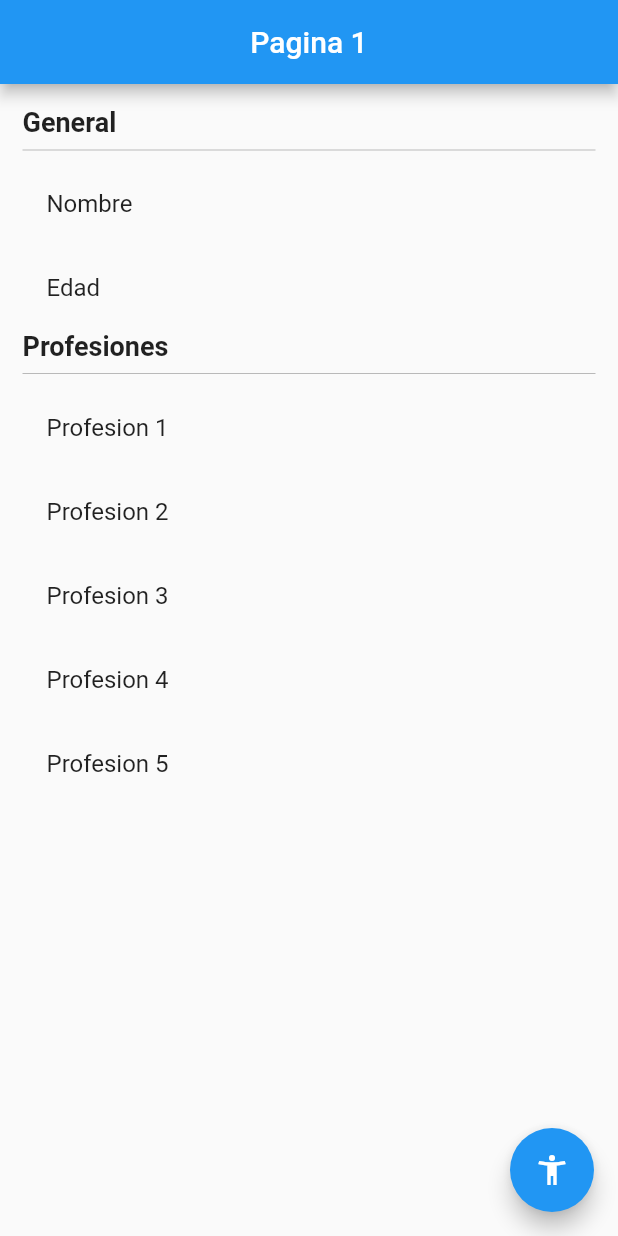
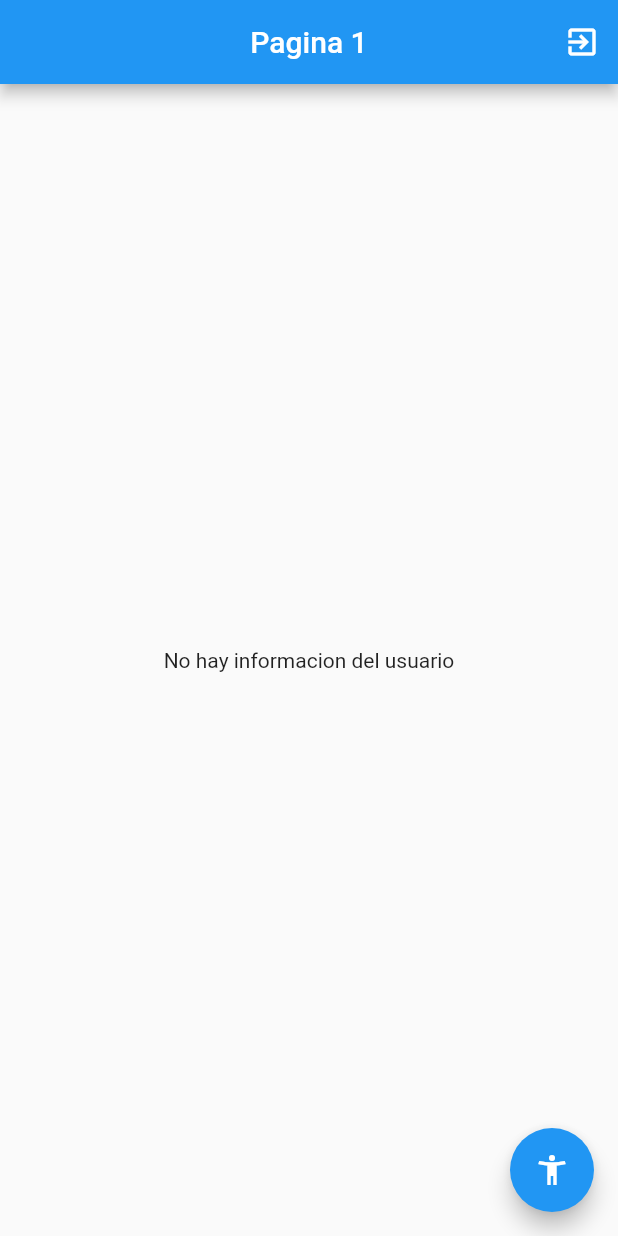
Before and after one commit to miguelhmp/flutterr_estados, a Flutter app: the screen it shows after launch, on a phone screen of 412 x 824 dp. Run offline on Flutter 3.47's test engine with Material 2 defaults, Android fonts, the phone set to English and light mode, and no system bars; our stand-ins replace flutter_bloc.

Commit message:
Fin Cubit

```diff
--- /dev/null
+++ b/lib/bloc/usuario/UsuarioCubit.dart
@@ -0,0 +1,34 @@
+import 'package:flutter_bloc/flutter_bloc.dart';
+import 'package:flutterr_estados/models/Usuario.dart';
+import 'package:meta/meta.dart';
+
+//importacion especial
+part 'UsuarioState.dart';
+
+class UsuarioCubit extends Cubit<UsuarioState> {
+  UsuarioCubit() : super(UsuarioInitial());
+
+  void seleccionarUsuario(Usuario user) {
+    emit(new UsuarioActivo(user));
+  }
+
+  void cambiarEdad(int edad) {
+    final currentState = state;
+    if (currentState is UsuarioActivo) {
+      final newUser = currentState.usuario.copyWith(edad: edad);
+      emit(UsuarioActivo(newUser));
+    }
+  }
+
+  void agregarProfesion(List<String> profesiones) {
+    final currentState = state;
+    if (currentState is UsuarioActivo) {
+      final newUser = currentState.usuario.copyWith(profesiones: profesiones);
+      emit(UsuarioActivo(newUser));
+    }
+  }
+
+  void borrarUsuario() {
+    emit(UsuarioInitial());
+  }
+}
--- /dev/null
+++ b/lib/bloc/usuario/UsuarioState.dart
@@ -0,0 +1,17 @@
+//Esta clase va a ser "parte" de mi "UsuarioCubit
+
+part of 'UsuarioCubit.dart';
+
+@immutable
+abstract class UsuarioState {}
+
+class UsuarioInitial extends UsuarioState {
+  final userExist = false;
+}
+
+class UsuarioActivo extends UsuarioState {
+  final userExist = true;
+  final Usuario usuario;
+
+  UsuarioActivo(this.usuario);
+}
--- a/lib/models/Usuario.dart
+++ b/lib/models/Usuario.dart
@@ -1,7 +1,15 @@
 class Usuario {
-  String nombre;
-  int edad;
-  List<String> profesiones;
+  final String nombre;
+  final int edad;
+  final List<String> profesiones;
 
   Usuario({this.nombre, this.edad, this.profesiones});
+
+  //copiar usuario
+  Usuario copyWith({String nombre, int edad, List<String> profesiones}) {
+    return Usuario(
+        nombre: nombre ?? this.nombre,
+        edad: edad ?? this.edad,
+        profesiones: profesiones ?? this.profesiones);
+  }
 }
--- a/lib/pages/Pagina1Page.dart
+++ b/lib/pages/Pagina1Page.dart
@@ -1,4 +1,7 @@
 import 'package:flutter/material.dart';
+import 'package:flutter_bloc/flutter_bloc.dart';
+import 'package:flutterr_estados/bloc/usuario/UsuarioCubit.dart';
+import 'package:flutterr_estados/models/Usuario.dart';
 
 class Pagina1Page extends StatelessWidget {
   @override
@@ -7,8 +10,16 @@ class Pagina1Page extends StatelessWidget {
       appBar: AppBar(
         title: Text('Pagina 1'),
         centerTitle: true,
+        actions: [
+          IconButton(
+            icon: Icon(Icons.exit_to_app),
+            onPressed: () {
+              context.read<UsuarioCubit>().borrarUsuario();
+            },
+          )
+        ],
       ),
-      body: InformacionUsuario(),
+      body: BodyScaffold(),
       floatingActionButton: FloatingActionButton(
         child: Icon(Icons.accessibility_new),
         onPressed: () => Navigator.pushNamed(context, 'pagina2'),
@@ -17,7 +28,37 @@ class Pagina1Page extends StatelessWidget {
   }
 }
 
+class BodyScaffold extends StatelessWidget {
+  @override
+  Widget build(BuildContext context) {
+    return BlocBuilder<UsuarioCubit, UsuarioState>(
+      builder: (_, state) {
+        print(state);
+        switch (state.runtimeType) {
+          case UsuarioInitial:
+            return Center(
+              child: Text('No hay informacion del usuario'),
+            );
+            break;
+          case UsuarioActivo:
+            return InformacionUsuario(
+                usuario: (state as UsuarioActivo).usuario);
+            break;
+          default:
+            return Center(
+              child: Text('Estado no reconocido'),
+            );
+        }
+      },
+    );
+  }
+}
+
 class InformacionUsuario extends StatelessWidget {
+  final Usuario usuario;
+
+  const InformacionUsuario({@required this.usuario});
+
   @override
   Widget build(BuildContext context) {
     return Container(
@@ -37,8 +78,8 @@ class InformacionUsuario extends StatelessWidget {
           Divider(
             color: Colors.black26,
           ),
-          ListTile(title: Text('Nombre')),
-          ListTile(title: Text('Edad')),
+          ListTile(title: Text('Nombre: ${usuario.nombre}')),
+          ListTile(title: Text('Edad: ${usuario.edad}')),
           Text(
             'Profesiones',
             style: TextStyle(
@@ -49,11 +90,10 @@ class InformacionUsuario extends StatelessWidget {
           Divider(
             color: Colors.black26,
           ),
-          ListTile(title: Text('Profesion 1')),
-          ListTile(title: Text('Profesion 2')),
-          ListTile(title: Text('Profesion 3')),
-          ListTile(title: Text('Profesion 4')),
-          ListTile(title: Text('Profesion 5')),
+          // ListTile(title: Text('Profesion 1')),
+          ...usuario.profesiones
+              .map((profesion) => ListTile(title: Text(profesion)))
+              .toList(),
         ],
       ),
     );
--- a/pubspec.yaml
+++ b/pubspec.yaml
@@ -28,6 +28,7 @@ dependencies:
   # The following adds the Cupertino Icons font to your application.
   # Use with the CupertinoIcons class for iOS style icons.
   cupertino_icons: ^1.0.2
+  flutter_bloc: ^7.0.0
 
 dev_dependencies:
   flutter_test:
```
Also changed, not shown: lib/main.dart (+8 -1 lines), lib/pages/Pagina2Page.dart (+29 -3 lines), pubspec.lock.
